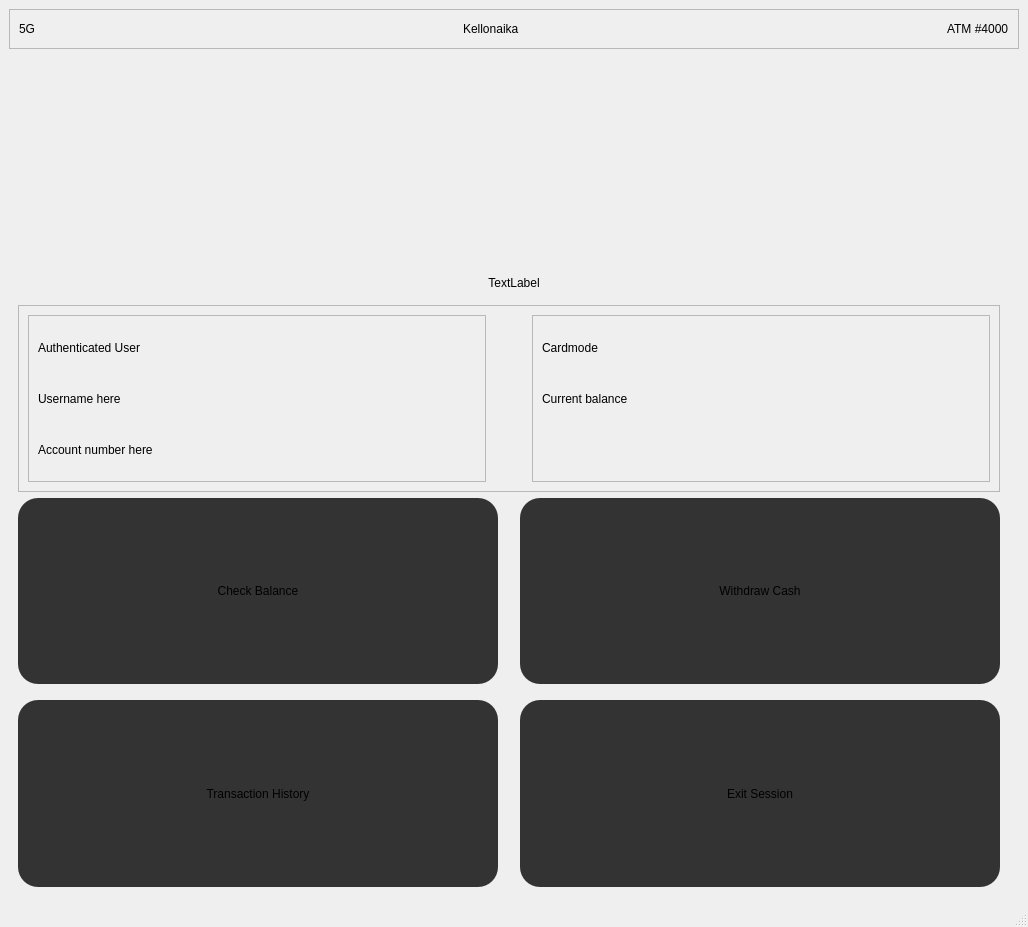
Above: frontend/mainwindow.ui from tommiLipponen/Pankki before the change. Below: the same form after it.
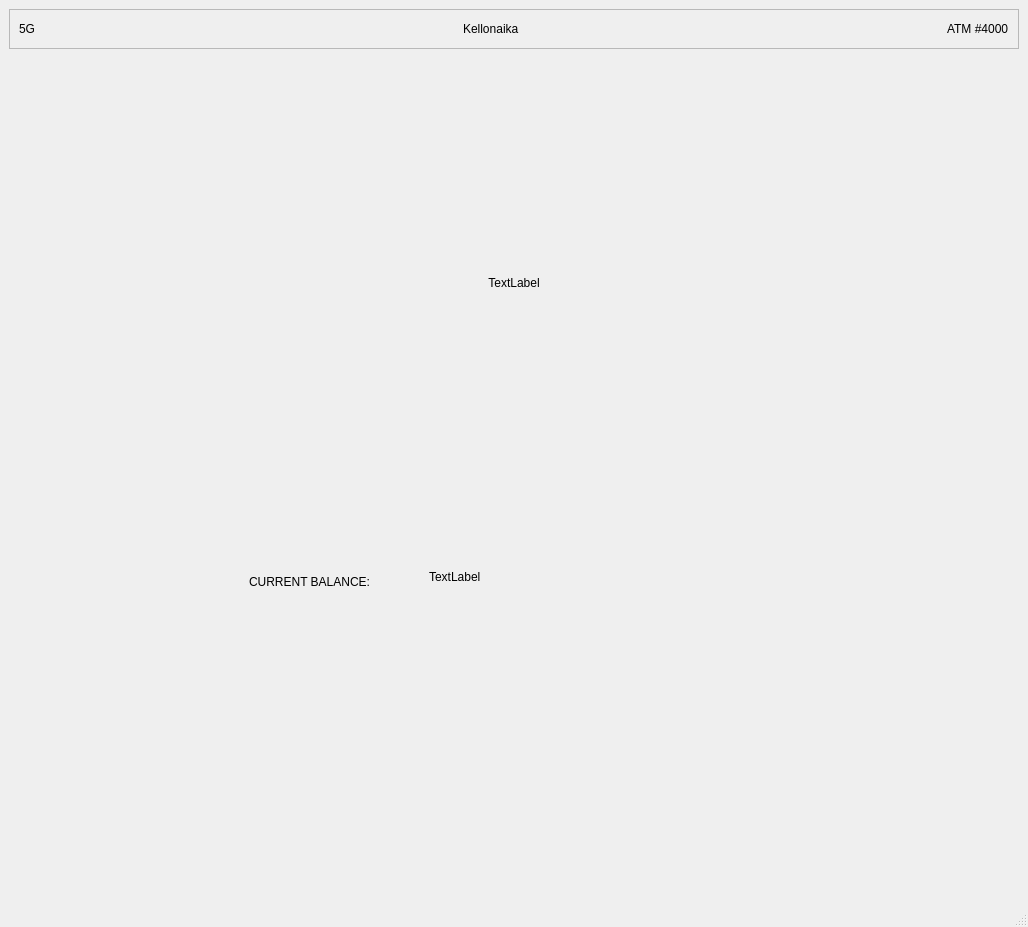
That is the form after the change.

Commit message: added 3 more pages to stack

Patch:
```diff
--- a/frontend/mainwindow.ui
+++ b/frontend/mainwindow.ui
@@ -39,7 +39,7 @@
        </size>
       </property>
       <property name="currentIndex">
-       <number>2</number>
+       <number>3</number>
       </property>
       <widget class="QWidget" name="InsertCard">
        <layout class="QGridLayout" name="gridLayout_5">
@@ -525,6 +525,36 @@
         </item>
        </layout>
       </widget>
+      <widget class="QWidget" name="BalancePage">
+       <widget class="QLabel" name="label">
+        <property name="geometry">
+         <rect>
+          <x>240</x>
+          <y>260</y>
+          <width>161</width>
+          <height>51</height>
+         </rect>
+        </property>
+        <property name="text">
+         <string>CURRENT BALANCE:</string>
+        </property>
+       </widget>
+       <widget class="QLabel" name="label_5">
+        <property name="geometry">
+         <rect>
+          <x>420</x>
+          <y>260</y>
+          <width>161</width>
+          <height>41</height>
+         </rect>
+        </property>
+        <property name="text">
+         <string>TextLabel</string>
+        </property>
+       </widget>
+      </widget>
+      <widget class="QWidget" name="withdrawPage"/>
+      <widget class="QWidget" name="TransactionPage"/>
      </widget>
     </item>
     <item row="0" column="0">
```
The commit also changes 596 other files.
